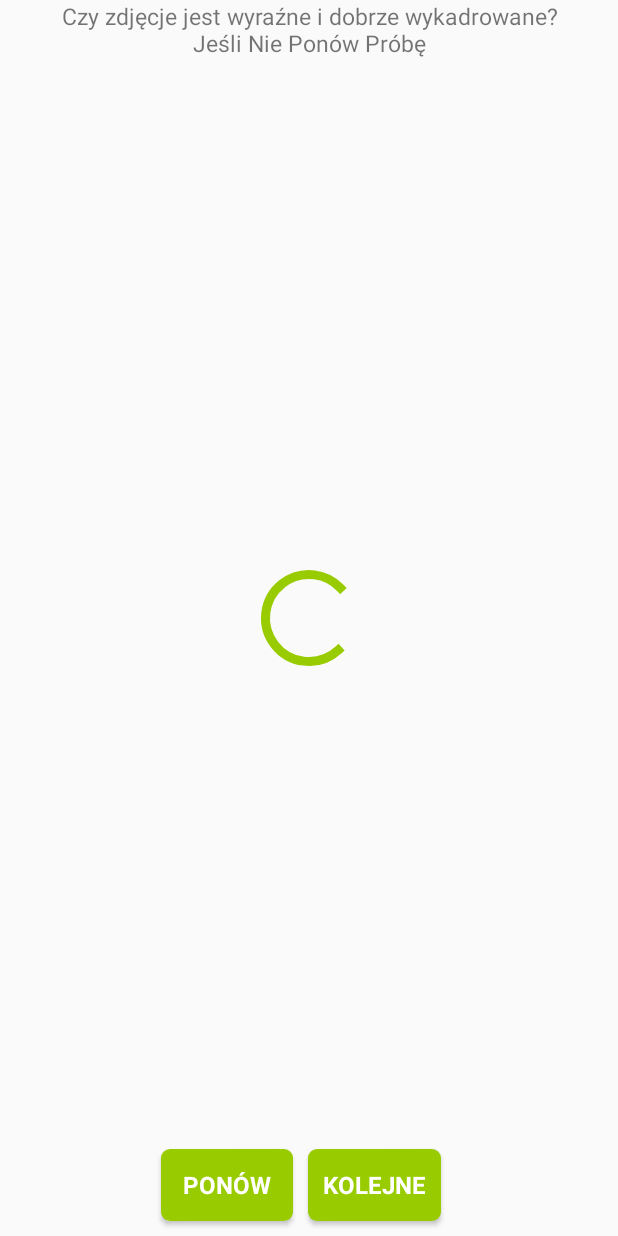
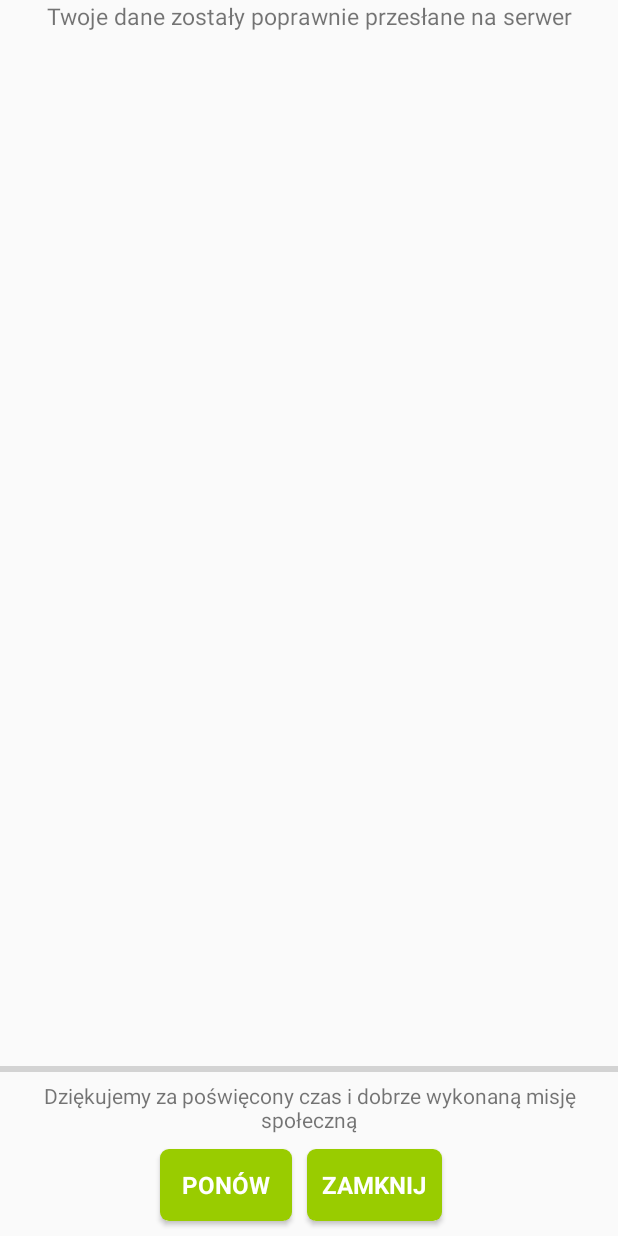
Before and after one commit to OpenPKW-Mobile/Android, an Android app: the layout fragment_send_images.xml on its own in the app's theme, with its tools: preview values and no code run, on a phone screen of 412 x 824 dp. Run offline under Robolectric (Android 15) with nearby library versions, the phone set to English and light mode, and no system bars.

```diff
--- a/app/src/main/java/pl/openpkw/openpkwmobile/fragments/PhotoPreviewFragment.java
+++ b/app/src/main/java/pl/openpkw/openpkwmobile/fragments/PhotoPreviewFragment.java
@@ -37,7 +37,7 @@ public class PhotoPreviewFragment extends Fragment {
     private ProgressBar progressBar;
     private ImageView imageView;
 
-    private volatile boolean isButtonLock;
+    private boolean isButtonLock;
     private AsyncTask<Void, Void, Void> saveImageTask;
 
     @Override
--- a/app/src/main/java/pl/openpkw/openpkwmobile/fragments/VotingFormFragment.java
+++ b/app/src/main/java/pl/openpkw/openpkwmobile/fragments/VotingFormFragment.java
@@ -239,6 +239,7 @@ public class VotingFormFragment extends Fragment {
                             Toast.makeText(ctx, ctx.getString(R.string.fvoting_protocol_successfully_sent), Toast.LENGTH_LONG).show();
 
                             Intent takePhoto = new Intent(getActivity(), TakePhotosActivity.class);
+                            takePhoto.putExtra(TakePhotosActivity.COMMISSION_ID, commission.getCommissionNumber());
                             startActivity(takePhoto);
                             getActivity().finish();
                         }
--- a/app/src/main/res/layout/fragment_photo_preview.xml
+++ b/app/src/main/res/layout/fragment_send_images.xml
@@ -3,35 +3,52 @@
                 android:layout_height="match_parent">
 
     <TextView
-            android:id="@+id/fragment_photo_preview.textView"
+            android:id="@+id/fragment_send_images_header_text"
             android:layout_width="match_parent"
             android:layout_height="wrap_content"
             android:gravity="center_horizontal"
-            android:text="@string/fragment.photo.preview.header.label"
+            android:text="@string/fragment.send.images.header.text.positive"
             android:textSize="15sp"/>
 
-    <LinearLayout
+    <RelativeLayout
+            android:id="@+id/fragment_send_images_center_linear_layout"
             android:layout_width="match_parent"
             android:layout_height="match_parent"
             android:gravity="center_horizontal|center_vertical"
-            android:layout_below="@+id/fragment_photo_preview.textView"
-            android:layout_above="@+id/fragment_photo_preview.linearLayout">
+            android:layout_below="@+id/fragment_send_images_header_text"
+            android:layout_above="@+id/fragment_send_images_footer_text">
 
         <ImageView
-                android:id="@+id/fragment_photo_preview.imageView"
+                android:id="@+id/fragment_send_images_imageView"
+                android:layout_width="wrap_content"
+                android:layout_height="wrap_content"/>
+
+        <ProgressBar
+                android:id="@+id/fragment_send_images_progressBar"
+                style="?android:attr/progressBarStyleHorizontal"
                 android:layout_width="match_parent"
-                android:layout_height="match_parent"/>
-    </LinearLayout>
+                android:layout_height="wrap_content"
+                android:layout_alignParentBottom="true"/>
+
+    </RelativeLayout>
+
+    <TextView
+            android:id="@+id/fragment_send_images_footer_text"
+            android:layout_width="match_parent"
+            android:layout_height="wrap_content"
+            android:gravity="center_horizontal"
+            android:layout_above="@+id/fragment_send_images_buttons_linear_layout"
+            android:text="@string/fragment.send.images.footer.text.positive"/>
 
     <LinearLayout
-            android:id="@+id/fragment_photo_preview.linearLayout"
+            android:id="@+id/fragment_send_images_buttons_linear_layout"
             android:layout_width="match_parent"
             android:layout_height="wrap_content"
             android:gravity="center_horizontal|center_vertical"
             android:layout_alignParentBottom="true">
 
         <Button
-                android:id="@+id/fragment_photo_preview.repeat_button"
+                android:id="@+id/fragment_send_images_no_button"
                 style="@style/green_button"
                 android:layout_width="wrap_content"
                 android:layout_height="wrap_content"
@@ -42,7 +59,7 @@
                 android:text="@string/fragment.photo.preview.repeat.button"/>
         <!-- TODO baslow: change button! -->
         <Button
-                android:id="@+id/fragment_photo_preview.next_button"
+                android:id="@+id/fragment_send_images_yes_button"
                 style="@style/green_button"
                 android:layout_width="wrap_content"
                 android:layout_height="wrap_content"
@@ -50,20 +67,13 @@
                 android:layout_marginTop="10dp"
                 android:layout_marginBottom="10dp"
                 android:padding="10dp"
-                android:text="@string/fragment.photo.preview.next.button"/>
+                android:text="@string/fragment.send.images.button.close"/>
     </LinearLayout>
 
     <RelativeLayout
             android:layout_width="match_parent"
             android:layout_height="match_parent">
 
-        <ProgressBar
-                android:id="@+id/fragment.photo.preview.progressBar"
-                style="?android:attr/progressBarStyleLarge"
-                android:layout_width="wrap_content"
-                android:layout_height="wrap_content"
-                android:layout_centerVertical="true"
-                android:layout_centerHorizontal="true"/>
 
     </RelativeLayout>
 
--- a/app/src/main/res/values/strings.xml
+++ b/app/src/main/res/values/strings.xml
@@ -63,6 +63,11 @@
     <string name="fragment.photo.preview.next.button">Kolejne</string>
     <string name="fragment.photos.header">Przesyłasz Następujące Zdjęcia:</string>
     <string name="fragment.photos.sendButton">Wyślij</string>
+
+    <string name="fragment.send.images.header.text.positive">Twoje dane zostały poprawnie przesłane na serwer</string>
+    <string name="fragment.send.images.footer.text.positive">Dziękujemy za poświęcony czas i dobrze wykonaną misję społeczną</string>
+    <string name="fragment.send.images.button.close">Zamknij</string>
+
     <string name="fvoting.toast.notalldataentered">Nie wprowadzono wszystkich danych w protokole</string>
     <string name="fvoting.toast.notallcandidatesvotesentered">Nie wprowadzono wyników głosowania dla wszystkich kandydatów</string>
 
@@ -84,4 +89,5 @@
 	<string name="fvoting.protocol.successfully.sent">Protokół został pomyślnie wysłany!</string>
     <string name="fvoting.candidates.label">II.14. Kandydaci otrzymali głosów ważnych :</string>
     <string name="fvoting.protocol.next.button.label">Dalej</string>
+
 </resources>
```
Also changed, not shown: app/src/main/java/pl/openpkw/openpkwmobile/activities/TakePhotosActivity.java (+25 -7 lines), app/src/main/java/pl/openpkw/openpkwmobile/fragments/PhotosFragment.java (+9 -0 lines), app/src/main/java/pl/openpkw/openpkwmobile/fragments/SendImagesFragment.java (added, +269 -0 lines), app/src/main/java/pl/openpkw/openpkwmobile/fragments/TakePhotoFragment.java (+18 -3 lines).
